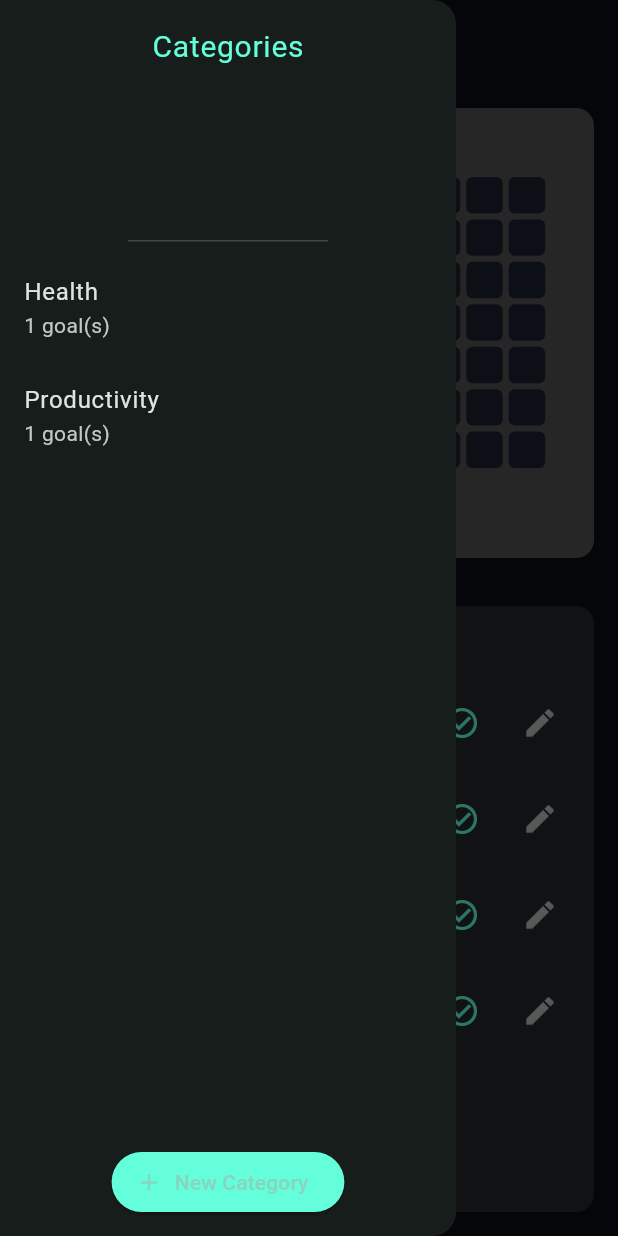
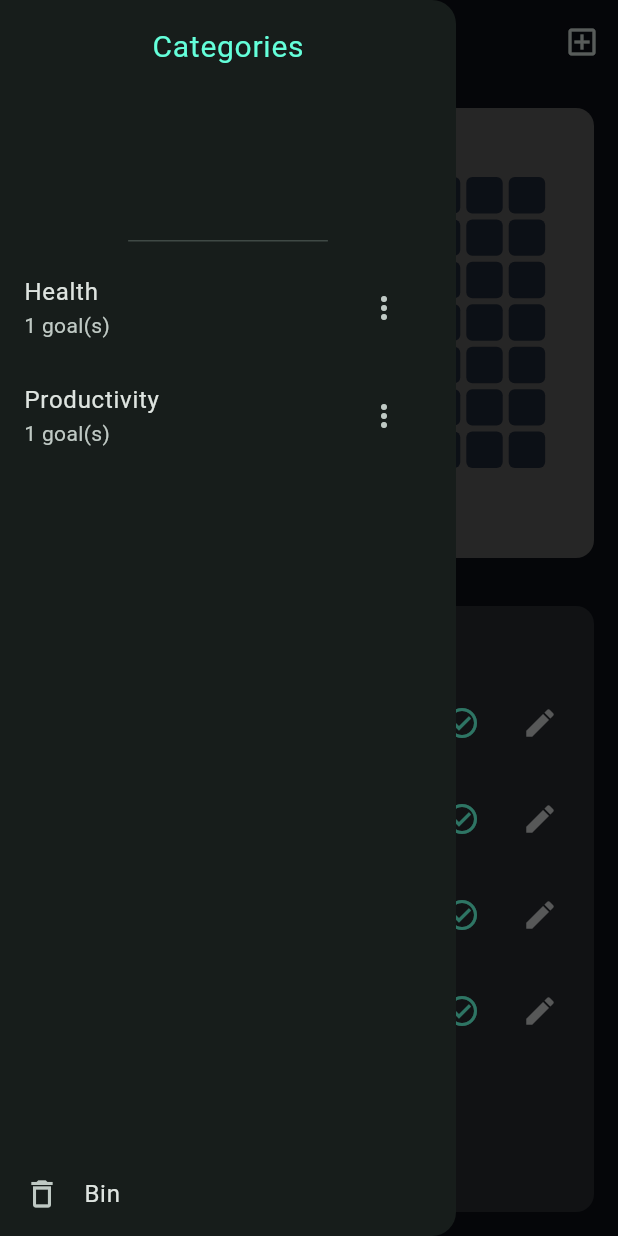
Before and after one commit to TsalemisIasonas/GrowBit, a Flutter app: the screen it shows after launch, with the side drawer open, on a phone screen of 412 x 824 dp. Run offline on Flutter 3.47's test engine with Material 3 defaults, Android fonts, the phone set to English and light mode, and no system bars; our stand-ins replace flutter_local_notifications, shared_preferences, timezone.

Commit message:
updates in UI

```diff
--- a/lib/main.dart
+++ b/lib/main.dart
@@ -3,6 +3,7 @@ import 'package:provider/provider.dart';
 import 'providers/app_provider.dart';
 import 'screens/dashboard_screen.dart';
 import 'screens/category_screen.dart';
+import 'screens/bin_screen.dart';
 import 'services/notification_service.dart';
 
 void main() async {
@@ -29,6 +30,7 @@ class MyApp extends StatelessWidget {
         initialRoute: '/',
         routes: {
           '/': (_) => const _RootShell(),
+          BinScreen.routeName: (_) => const BinScreen(),
         },
         onGenerateRoute: (settings) {
           if (settings.name == CategoryScreen.routeName) {
@@ -49,6 +51,6 @@ class _RootShell extends StatelessWidget {
 
   @override
   Widget build(BuildContext context) {
-    return const DashboardScreen();
+    return DashboardScreen();
   }
 }
--- a/lib/models/category.dart
+++ b/lib/models/category.dart
@@ -5,23 +5,27 @@ class Category {
   String id;
   String title;
   List<Goal> goals;
+  bool deleted;
 
   Category({
     required this.id,
     required this.title,
     List<Goal>? goals,
+    this.deleted = false,
   }) : goals = goals ?? [];
 
   Map<String, dynamic> toMap() => {
         'id': id,
         'title': title,
         'goals': goals.map((g) => g.toMap()).toList(),
+      'deleted': deleted,
       };
 
   factory Category.fromMap(Map<String, dynamic> m) => Category(
         id: m['id'],
         title: m['title'],
-        goals: (m['goals'] as List<dynamic>? ?? []).map((e) => Goal.fromMap(Map<String, dynamic>.from(e))).toList(),
+      goals: (m['goals'] as List<dynamic>? ?? []).map((e) => Goal.fromMap(Map<String, dynamic>.from(e))).toList(),
+      deleted: m['deleted'] ?? false,
       );
 
   String toJson() => json.encode(toMap());
--- a/lib/screens/dashboard_screen.dart
+++ b/lib/screens/dashboard_screen.dart
@@ -2,6 +2,7 @@ import 'package:flutter/material.dart';
 import 'package:provider/provider.dart';
 import '../providers/app_provider.dart';
 import '../widgets/aggregate_heatmap.dart';
+import 'home_screen.dart';
 
 class DashboardScreen extends StatelessWidget {
   const DashboardScreen({super.key});
@@ -40,50 +41,16 @@ class DashboardScreen extends StatelessWidget {
         title: const Text('Dashboard'),
         backgroundColor: Colors.transparent,
         elevation: 0,
+        actions: [
+          IconButton(
+            tooltip: 'Add Category',
+            icon: const Icon(Icons.add_box_outlined),
+            onPressed: () => _showAddCategoryDialog(context),
+          ),
+        ],
       ),
-      drawer: Drawer(
-        child: SafeArea(
-          child: Column(
-            children: [
-              DrawerHeader(
-                child: Column(
-                  crossAxisAlignment: CrossAxisAlignment.start,
-                  children: const [
-                    Text('Categories',
-                        style: TextStyle(fontSize: 20, color: Colors.tealAccent)),
-                  ],
-                ),
-              ),
-              Expanded(
-                child: ListView.builder(
-                  itemCount: app.categories.length,
-                  itemBuilder: (context, i) {
-                    final c = app.categories[i];
-                    return ListTile(
-                      title: Text(c.title),
-                      subtitle: Text('${c.goals.length} goal(s)'),
-                      onTap: () {
-                        Navigator.pop(context); // close drawer
-                        Navigator.pushNamed(context, '/category',
-                            arguments: {'id': c.id});
-                      },
-                    );
-                  },
-                ),
-              ),
-              Padding(
-                padding: const EdgeInsets.all(12.0),
-                child: ElevatedButton.icon(
-                  onPressed: () => _showAddCategoryDialog(context),
-                  icon: const Icon(Icons.add),
-                  label: const Text('New Category'),
-                  style: ElevatedButton.styleFrom(
-                      backgroundColor: Colors.tealAccent),
-                ),
-              ),
-            ],
-          ),
-        ),
+      drawer: const Drawer(
+        child: AppCategoryDrawer(),
       ),
       body: Padding(
         padding: const EdgeInsets.all(16.0),
```
Also changed, not shown: lib/providers/app_provider.dart (+16 -0 lines), lib/screens/bin_screen.dart (added, +98 -0 lines), lib/screens/category_screen.dart (+11 -42 lines), lib/screens/home_screen.dart (+59 -2 lines).
